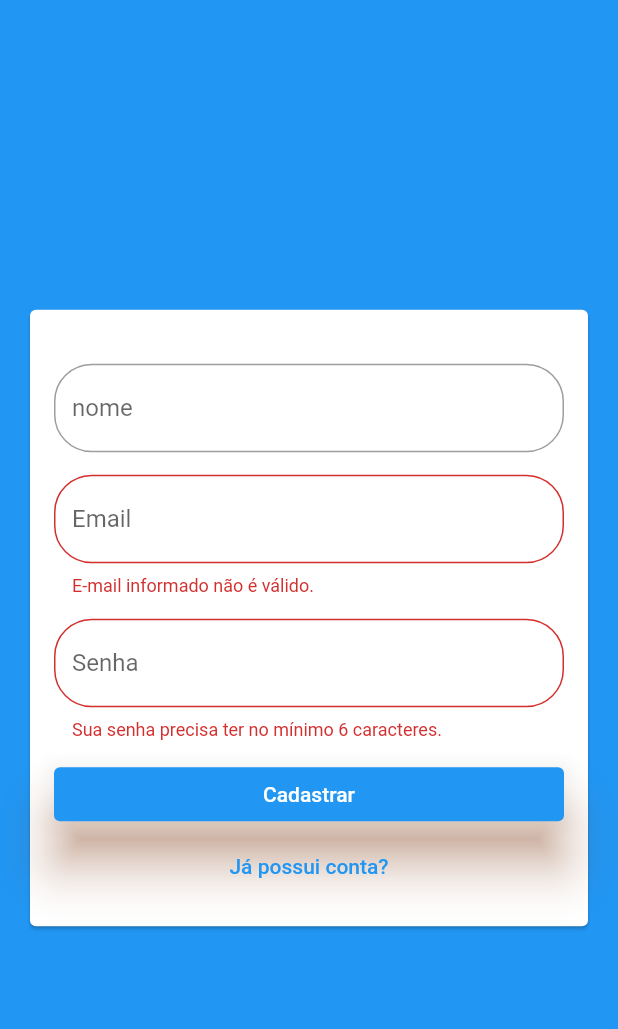
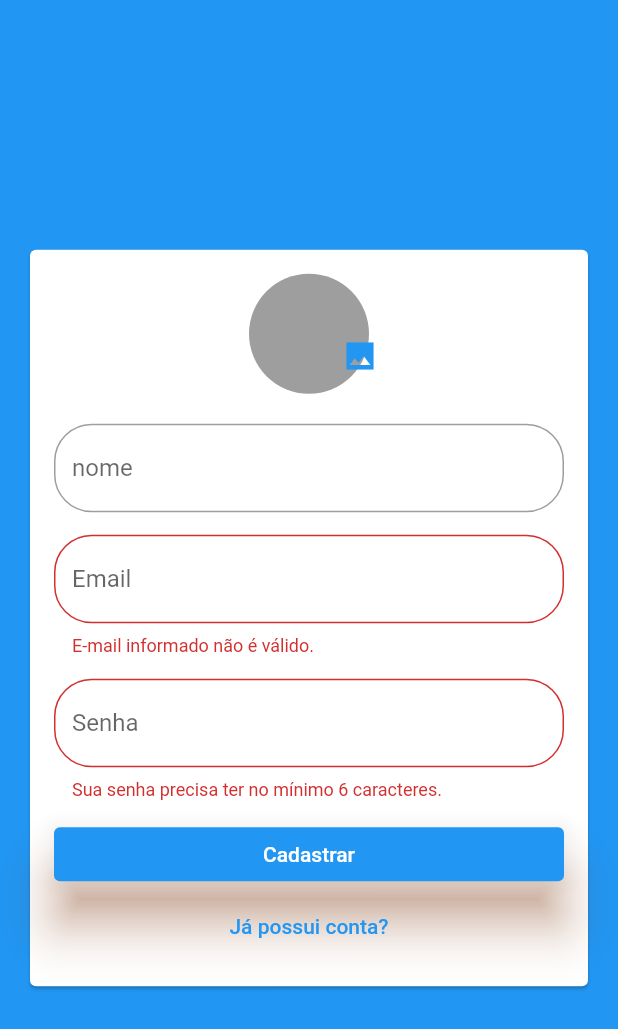
Before and after one commit to luizzlcs/chat, a Flutter app: the screen it shows after launch, after a tap on "Entrar", after a tap on "Não possui conta?", on a phone screen of 412 x 824 dp. Shown: the top 1029 px of the screen. Run offline on Flutter 3.47's test engine with Material 2 defaults, Android fonts, the phone set to English and light mode, and no system bars; our stand-ins replace image_picker.

```diff
--- a/lib/components/auth_form.dart
+++ b/lib/components/auth_form.dart
@@ -1,8 +1,12 @@
+import 'dart:io';
+
+import 'package:chat/components/use_image_picker.dart';
 import 'package:chat/model/auth_form_data.dart';
 import 'package:flutter/material.dart';
 
 class AuthForm extends StatefulWidget {
   final void Function(AuthFormData) onSubmit;
+
   const AuthForm({Key? key, required this.onSubmit}) : super(key: key);
 
   @override
@@ -13,9 +17,27 @@ class _AuthFormState extends State<AuthForm> {
   final _formKey = GlobalKey<FormState>();
   final _formData = AuthFormData();
 
+  void _handleImagePicker(File image) {
+    _formData.image = image;
+  }
+
+  void _showError(String msg) {
+    ScaffoldMessenger.of(context).showSnackBar(
+      SnackBar(
+        content: Text(msg),
+        backgroundColor: Theme.of(context).errorColor,
+      ),
+    );
+  }
+
   void _submit() {
     final isValid = _formKey.currentState?.validate() ?? false;
+
     if (!isValid) return;
+
+    if (_formData.image == null && _formData.isSignup) {
+      return _showError('imagem não selecionada!');
+    }
 
     widget.onSubmit(_formData);
   }
@@ -30,10 +52,15 @@ class _AuthFormState extends State<AuthForm> {
           key: _formKey,
           child: Column(
             children: [
-              SizedBox(height: 20),
+              if (_formData.isSignup)
+                UseImagePicker(
+                  onImagePicker: _handleImagePicker,
+
+                ),
+              const SizedBox(height: 20),
               if (_formData.isSignup)
                 TextFormField(
-                  key: ValueKey('Name'),
+                  key: const ValueKey('Name'),
                   initialValue: _formData.name,
                   onChanged: (name) => _formData.name = name,
                   decoration: const InputDecoration(
@@ -54,7 +81,7 @@ class _AuthFormState extends State<AuthForm> {
                 ),
               SizedBox(height: 15),
               TextFormField(
-                key: ValueKey('email'),
+                key: const ValueKey('email'),
                 initialValue: _formData.email,
                 onChanged: (email) => _formData.email = email,
                 decoration: const InputDecoration(
@@ -91,6 +118,7 @@ class _AuthFormState extends State<AuthForm> {
               ),
               const SizedBox(height: 12),
               ElevatedButton(
+                child: Text(_formData.isLogin ? 'Entrar' : 'Cadastrar'),
                 style: ElevatedButton.styleFrom(
                   minimumSize: Size(350, 36),
                   shadowColor: Color.fromARGB(255, 201, 83, 16),
@@ -99,7 +127,6 @@ class _AuthFormState extends State<AuthForm> {
                 onPressed: () {
                   _submit();
                 },
-                child: Text(_formData.isLogin ? 'Entrar' : 'Cadastrar'),
               ),
               TextButton(
                 child: Text(
```
